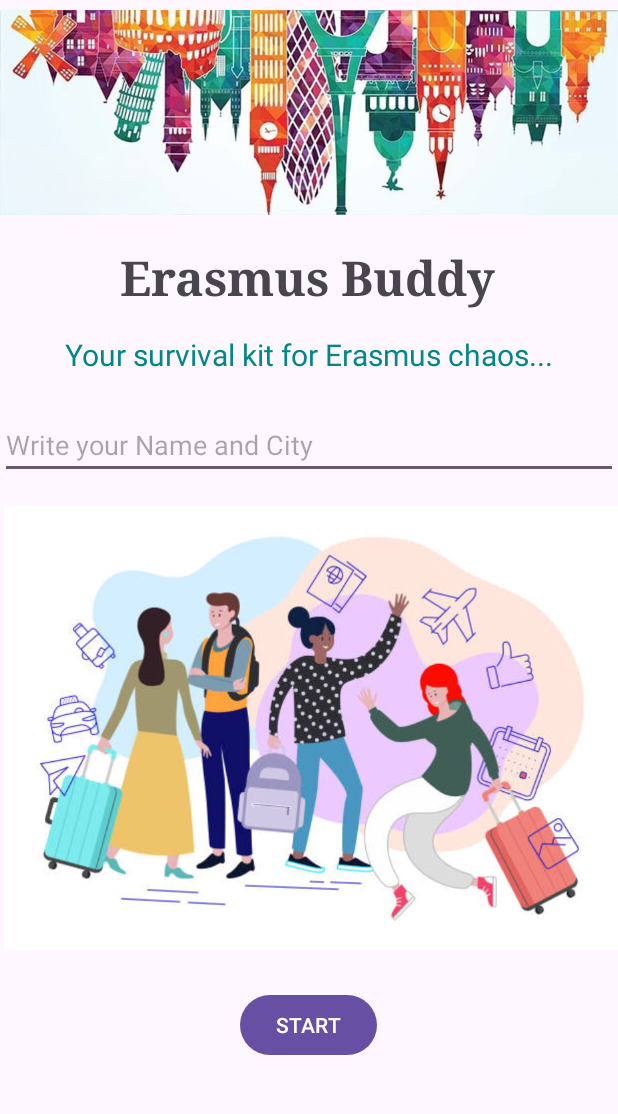
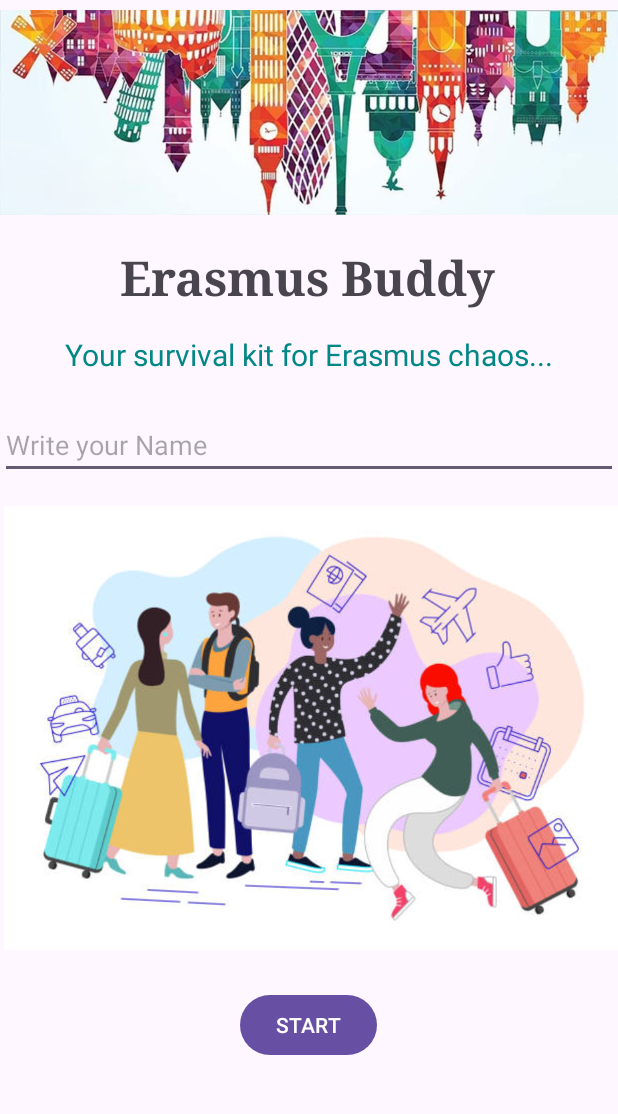
Before and after one commit to kuba4g8/Erasmus-Buddy, an Android app: the screen it shows after launch (MainActivity), on a phone screen of 412 x 824 dp, the part 96-1210 px from its top. Run offline under Robolectric (Android 15) with nearby library versions, the phone set to English and light mode, and no system bars.

Commit message:
Welcoming message in homescreen

```diff
--- a/app/src/main/res/layout/fragment_home.xml
+++ b/app/src/main/res/layout/fragment_home.xml
@@ -41,11 +41,26 @@
         android:layout_width="0dp"
         android:layout_height="wrap_content"
         android:layout_marginTop="24dp"
-        android:hint="Write your Name and City"
+        android:hint="Write your Name"
         app:layout_constraintBottom_toTopOf="@+id/ivLogo"
         app:layout_constraintEnd_toEndOf="parent"
         app:layout_constraintStart_toStartOf="parent"
         app:layout_constraintTop_toBottomOf="@+id/textView" />
+
+    <TextView
+        android:id="@+id/tvWelcome"
+        android:layout_width="wrap_content"
+        android:layout_height="wrap_content"
+        android:layout_marginTop="24dp"
+        android:text="Welcome!"
+        android:textSize="24sp"
+        android:textStyle="italic"
+        android:visibility="gone"
+        app:layout_constraintBottom_toTopOf="@+id/ivLogo"
+        app:layout_constraintEnd_toEndOf="parent"
+        app:layout_constraintStart_toStartOf="parent"
+        app:layout_constraintTop_toBottomOf="@+id/textView" />
+
 
     <Button
         android:id="@+id/btnStart"
```
